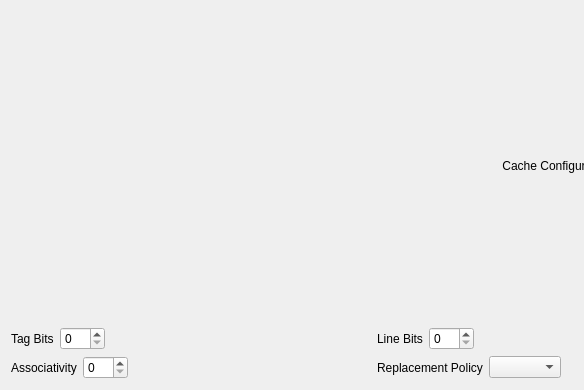
First picture: the form in pep9asm/cacheconfig.ui, repository StanWarford/pep9suite, before the edit; both pictures show x 0 to 584 and y 0 to 390 of the 1114 by 390 pixel window.
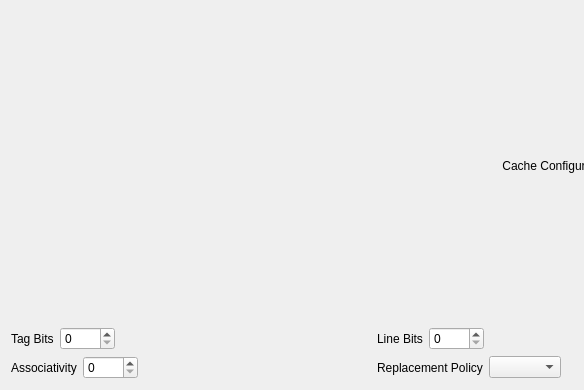
Second picture: the form after the edit.

Commit message:
Expand address label again.
Address label in cache address translator couldn't hold 'dddd'.
Increase minimum size to hold this value.

What changed in the file:
```diff
--- a/pep9asm/cacheconfig.ui
+++ b/pep9asm/cacheconfig.ui
@@ -29,7 +29,7 @@
         <widget class="QSpinBox" name="tagBits">
          <property name="minimumSize">
           <size>
-           <width>45</width>
+           <width>55</width>
            <height>0</height>
           </size>
          </property>
@@ -63,7 +63,7 @@
         <widget class="QSpinBox" name="indexBits">
          <property name="minimumSize">
           <size>
-           <width>45</width>
+           <width>55</width>
            <height>0</height>
           </size>
          </property>
@@ -124,7 +124,7 @@
         <widget class="QSpinBox" name="associativityNum">
          <property name="minimumSize">
           <size>
-           <width>45</width>
+           <width>55</width>
            <height>0</height>
           </size>
          </property>
```
The commit also changes 1 other file.
